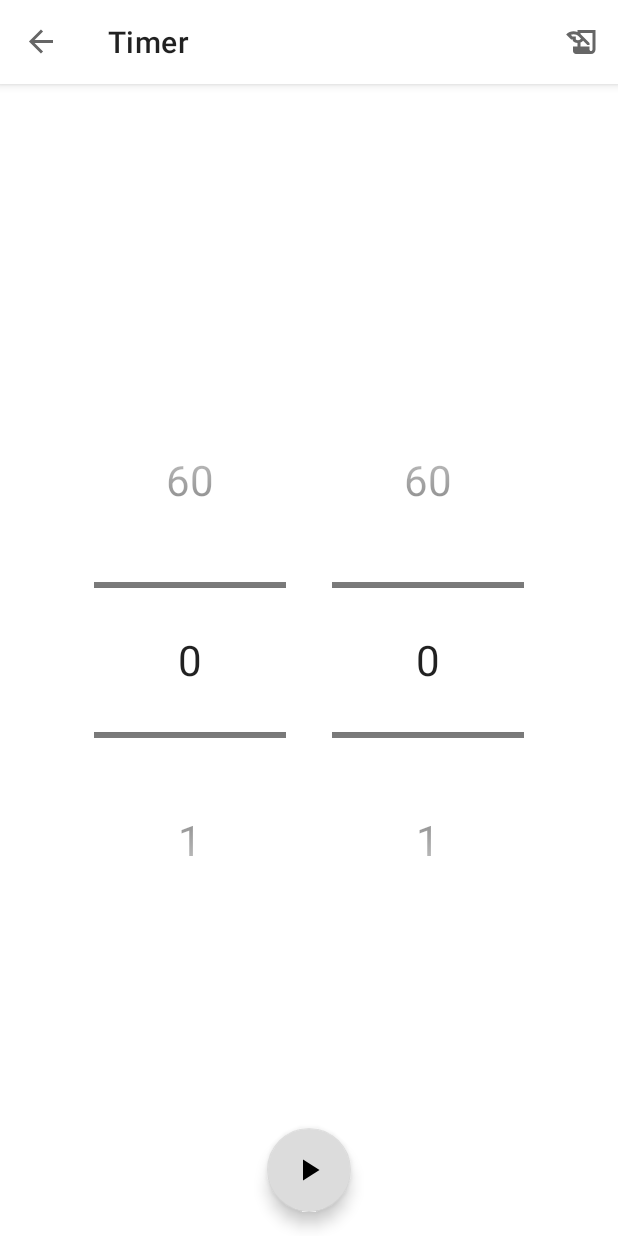
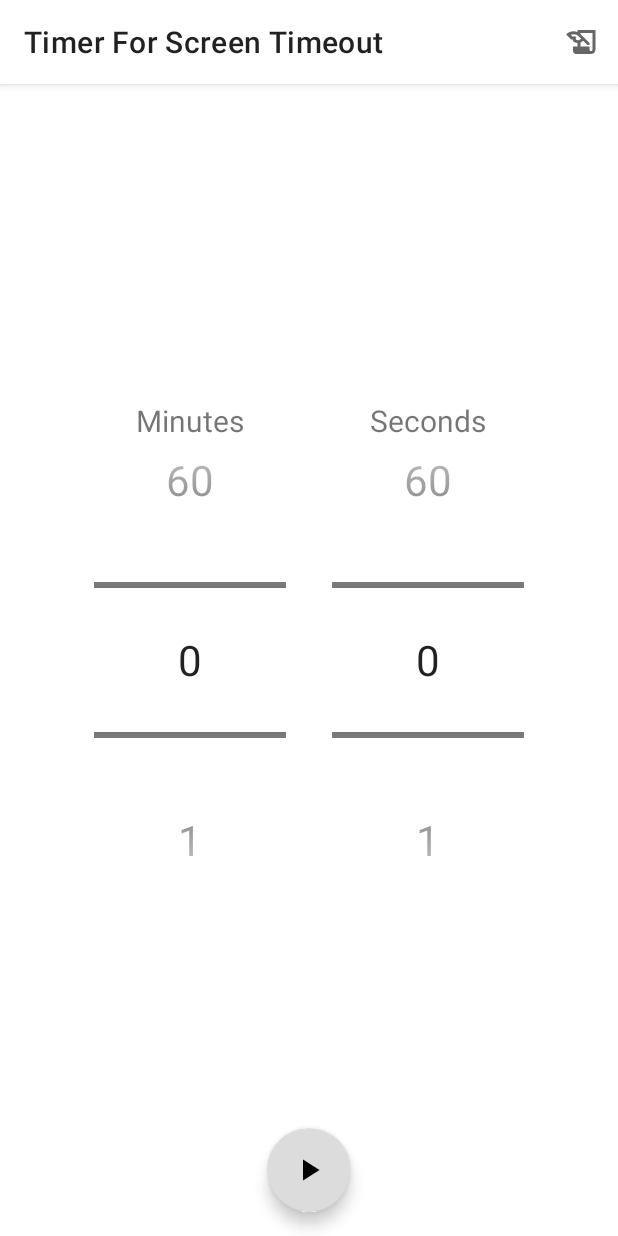
Before and after one commit to omi-repo/TimerForScreenTimeout, an Android app: the screen it shows after launch (MainActivity), on a phone screen of 412 x 824 dp. Run offline under Robolectric (Android 15) with nearby library versions, the phone set to English and light mode, and no system bars; our stand-ins replace Dagger/Hilt's generated code, Room's generated code, Timber, data binding, navigation-ui.

Commit message:
Fix Toolbar bug. Now its appear correctly and navigate correctly as well.

```diff
--- a/app/src/main/java/kost/romi/timerforscreentimeout/MainActivity.kt
+++ b/app/src/main/java/kost/romi/timerforscreentimeout/MainActivity.kt
@@ -40,12 +40,12 @@ class MainActivity : AppCompatActivity() {
 
         setContentView(R.layout.activity_main)
 
-        setSupportActionBar(findViewById(R.id.toolbar))
-        val navController: NavController = findNavController(R.id.nav_host_fragment)
-        appBarConfiguration = AppBarConfiguration.Builder().build()
-        setupActionBarWithNavController(navController, appBarConfiguration)
-        supportActionBar!!.setDisplayHomeAsUpEnabled(true)
-        supportActionBar!!.setHomeButtonEnabled(false)
+//        setSupportActionBar(findViewById(R.id.toolbar))
+//        val navController: NavController = findNavController(R.id.nav_host_fragment)
+//        appBarConfiguration = AppBarConfiguration.Builder().build()
+//        setupActionBarWithNavController(navController, appBarConfiguration)
+//        supportActionBar!!.setDisplayHomeAsUpEnabled(true)
+//        supportActionBar!!.setHomeButtonEnabled(false)
 
         // Placeholder for fragment
         val navHostFragment = supportFragmentManager.findFragmentById(
@@ -73,8 +73,8 @@ class MainActivity : AppCompatActivity() {
         super.onRequestPermissionsResult(requestCode, permissions, grantResults)
     }
 
-    override fun onSupportNavigateUp(): Boolean {
-        return findNavController(R.id.nav_host_fragment).navigateUp(appBarConfiguration) ||
-                super.onSupportNavigateUp()
-    }
+//    override fun onSupportNavigateUp(): Boolean {
+//        return findNavController(R.id.nav_host_fragment).navigateUp(appBarConfiguration) ||
+//                super.onSupportNavigateUp()
+//    }
 }
--- a/app/src/main/java/kost/romi/timerforscreentimeout/timerdetail/SetTimerFragment.kt
+++ b/app/src/main/java/kost/romi/timerforscreentimeout/timerdetail/SetTimerFragment.kt
@@ -23,7 +23,6 @@ import java.util.*
  * CountDownTimer is started in this fragment as well.
  * Everytime after the CountDownTimer is done running, it will be saved to TimerDatabase,
  * to be used in TimerHistoryFragment.
- * TODO; Update Toolbar
  */
 @AndroidEntryPoint
 class SetTimerFragment : Fragment() {
@@ -41,19 +40,15 @@ class SetTimerFragment : Fragment() {
         savedInstanceState: Bundle?
     ): View {
         binding = FragmentSetTimerBinding.inflate(inflater, container, false)
-        setHasOptionsMenu(true)
 
-        return binding.root
-    }
-
-    override fun onCreateOptionsMenu(menu: Menu, inflater: MenuInflater) {
-        inflater.inflate(R.menu.history_menu, menu)
-    }
-
-    override fun onOptionsItemSelected(item: MenuItem): Boolean {
-        return when (item.itemId) {
+        binding.toolbar.setOnMenuItemClickListener {
+            when (it.itemId) {
                 R.id.menu_history -> {
-                Toast.makeText(requireContext(), "history fragment button hit", Toast.LENGTH_SHORT)
+                    Toast.makeText(
+                        requireContext(),
+                        "history fragment button hit",
+                        Toast.LENGTH_SHORT
+                    )
                         .show()
                     val action =
                         SetTimerFragmentDirections.actionSetTimerFragmentToTimerHistoryFragment()
@@ -64,11 +59,15 @@ class SetTimerFragment : Fragment() {
             }
         }
 
+        return binding.root
+    }
+
     override fun onViewCreated(view: View, savedInstanceState: Bundle?) {
         super.onViewCreated(view, savedInstanceState)
 
         binding.lifecycleOwner = this.viewLifecycleOwner
         binding.stopResetFab.visibility = View.GONE
+        binding.countdownTextview.visibility = View.GONE
 
         viewModel.setupTimer()
 
@@ -94,7 +93,8 @@ class SetTimerFragment : Fragment() {
                 TimerState.STARTED -> pauseTimer()
                 TimerState.PAUSED -> pauseTimer()
                 TimerState.RESUME -> resumeTimer(viewModel.timerState.currentTime)
-                else -> Toast.makeText(requireContext(), "ooops, try again.", Toast.LENGTH_SHORT)
+                else ->
+                    Toast.makeText(requireContext(), "ooops, try again.", Toast.LENGTH_SHORT)
                         .show()
             }
         }
@@ -122,11 +122,14 @@ class SetTimerFragment : Fragment() {
     }
 
     private fun stopTimer() {
+        binding.startPauseFab.setImageResource(R.drawable.ic_baseline_play_arrow_24)
         binding.stopResetFab.visibility = View.GONE
-        binding.startPauseFab.setImageResource(R.drawable.ic_baseline_play_arrow_24)
         binding.countdownTextview.visibility = View.GONE
+
         binding.secondsNumberPicker.visibility = View.VISIBLE
         binding.minutesNumberPicker.visibility = View.VISIBLE
+        binding.minutesNumberPickerTextView.visibility = View.VISIBLE
+        binding.secondsNumberPickerTextView.visibility = View.VISIBLE
 
         viewModel.timerState.currentTime = millisOnPaused
         if (viewModel.timerState.state != TimerState.FINISH) {
@@ -147,8 +150,11 @@ class SetTimerFragment : Fragment() {
         if (viewModel.timerState.currentTime.toString().equals("0")) {
             binding.countdownTextview.text = getString(R.string.time_at_zero)  // test
         }
+
         binding.secondsNumberPicker.visibility = View.GONE
         binding.minutesNumberPicker.visibility = View.GONE
+        binding.minutesNumberPickerTextView.visibility = View.GONE
+        binding.secondsNumberPickerTextView.visibility = View.GONE
 
         viewModel.timerState.dateTimerAt = 0
         viewModel.timerState.currentTime = value
--- a/app/src/main/res/layout/activity_main.xml
+++ b/app/src/main/res/layout/activity_main.xml
@@ -16,17 +16,17 @@
         android:layout_height="match_parent"
         android:orientation="vertical">
 
-        <com.google.android.material.appbar.AppBarLayout
-            android:layout_width="match_parent"
-            android:layout_height="wrap_content">
+<!--        <com.google.android.material.appbar.AppBarLayout-->
+<!--            android:layout_width="match_parent"-->
+<!--            android:layout_height="wrap_content">-->
 
-            <androidx.appcompat.widget.Toolbar
-                android:id="@+id/toolbar"
-                android:layout_width="match_parent"
-                android:layout_height="wrap_content"
-                android:background="@color/white"
-                android:minHeight="?attr/actionBarSize" />
-        </com.google.android.material.appbar.AppBarLayout>
+<!--            <androidx.appcompat.widget.Toolbar-->
+<!--                android:id="@+id/toolbar"-->
+<!--                android:layout_width="match_parent"-->
+<!--                android:layout_height="wrap_content"-->
+<!--                android:background="@color/white"-->
+<!--                android:minHeight="?attr/actionBarSize" />-->
+<!--        </com.google.android.material.appbar.AppBarLayout>-->
 
         <fragment
             android:id="@+id/nav_host_fragment"
--- a/app/src/main/res/layout/fragment_set_timer.xml
+++ b/app/src/main/res/layout/fragment_set_timer.xml
@@ -14,10 +14,7 @@
     </data>
 
     <!--    Start of the visible fragment layout using ConstraintLayout -->
-    <androidx.constraintlayout.widget.ConstraintLayout
-        android:id="@+id/set_timer_fragment_container"
-        android:layout_width="match_parent"
-        android:layout_height="match_parent">
+
 
     <!--        <TextView-->
     <!--            android:layout_width="wrap_content"-->
@@ -28,20 +25,56 @@
     <!--            app:layout_constraintStart_toStartOf="parent"-->
     <!--            app:layout_constraintTop_toTopOf="parent" />-->
 
-        <!--        <com.google.android.material.appbar.AppBarLayout-->
-        <!--            android:id="@+id/appBarLayout"-->
-        <!--            android:layout_width="match_parent"-->
-        <!--            android:layout_height="wrap_content"-->
-        <!--            app:layout_constraintEnd_toEndOf="parent"-->
-        <!--            app:layout_constraintStart_toStartOf="parent"-->
-        <!--            app:layout_constraintTop_toTopOf="parent">-->
+    <LinearLayout
+        android:layout_width="match_parent"
+        android:layout_height="match_parent"
+        android:orientation="vertical">
 
-        <!--            <androidx.appcompat.widget.Toolbar-->
-        <!--                android:id="@+id/toolbar"-->
-        <!--                android:layout_width="match_parent"-->
-        <!--                android:layout_height="wrap_content"-->
-        <!--                android:minHeight="?attr/actionBarSize" />-->
-        <!--        </com.google.android.material.appbar.AppBarLayout>-->
+        <com.google.android.material.appbar.AppBarLayout
+            android:id="@+id/appBarLayout"
+            android:layout_width="match_parent"
+            android:layout_height="wrap_content"
+            android:fitsSystemWindows="true"
+            app:layout_constraintEnd_toEndOf="parent"
+            app:layout_constraintStart_toStartOf="parent"
+            app:layout_constraintTop_toTopOf="parent">
+
+            <androidx.appcompat.widget.Toolbar
+                android:id="@+id/toolbar"
+                android:layout_width="match_parent"
+                android:layout_height="wrap_content"
+                app:menu="@menu/history_menu"
+                android:minHeight="?attr/actionBarSize"
+                app:title="@string/app_name" />
+        </com.google.android.material.appbar.AppBarLayout>
+
+        <androidx.constraintlayout.widget.ConstraintLayout
+            android:id="@+id/set_timer_fragment_container"
+            android:layout_width="match_parent"
+            android:layout_height="match_parent"
+            android:layout_weight="0">
+
+            <TextView
+                android:id="@+id/minutes_number_picker_textView"
+                android:layout_width="wrap_content"
+                android:layout_height="wrap_content"
+                android:layout_marginBottom="56dp"
+                android:text="@string/minutes"
+                android:textSize="20sp"
+                app:layout_constraintBottom_toTopOf="@+id/minutes_number_picker"
+                app:layout_constraintEnd_toEndOf="@+id/minutes_number_picker"
+                app:layout_constraintStart_toStartOf="@+id/minutes_number_picker" />
+
+            <TextView
+                android:id="@+id/seconds_number_picker_textView"
+                android:layout_width="wrap_content"
+                android:layout_height="wrap_content"
+                android:layout_marginBottom="56dp"
+                android:text="@string/seconds"
+                android:textSize="20sp"
+                app:layout_constraintBottom_toTopOf="@+id/seconds_number_picker"
+                app:layout_constraintEnd_toEndOf="@+id/seconds_number_picker"
+                app:layout_constraintStart_toStartOf="@+id/seconds_number_picker" />
 
             <NumberPicker
                 android:id="@+id/minutes_number_picker"
@@ -104,4 +137,6 @@
 
         </androidx.constraintlayout.widget.ConstraintLayout>
 
+    </LinearLayout>
+
 </layout>
--- a/app/src/main/res/values/strings.xml
+++ b/app/src/main/res/values/strings.xml
@@ -14,5 +14,7 @@
     <string name="started_at">Started at:</string>
     <string name="paused_at">Paused at:</string>
     <string name="time_at_zero">00:00:000</string>
+    <string name="minutes">Minutes</string>
+    <string name="seconds">Seconds</string>
 
 </resources>
```
Also changed, not shown: app/src/main/java/kost/romi/timerforscreentimeout/TimerHistoryAdapter.kt (+11 -9 lines), app/src/main/java/kost/romi/timerforscreentimeout/timerhistory/TimerHistoryFragment.kt (+6 -9 lines), app/src/main/res/drawable/ic_baseline_arrow_back_24.xml (added, +11 -0 lines), app/src/main/res/layout/fragment_timer_history.xml (+21 -3 lines). Lines whose indentation alone changed are shown as unchanged.
